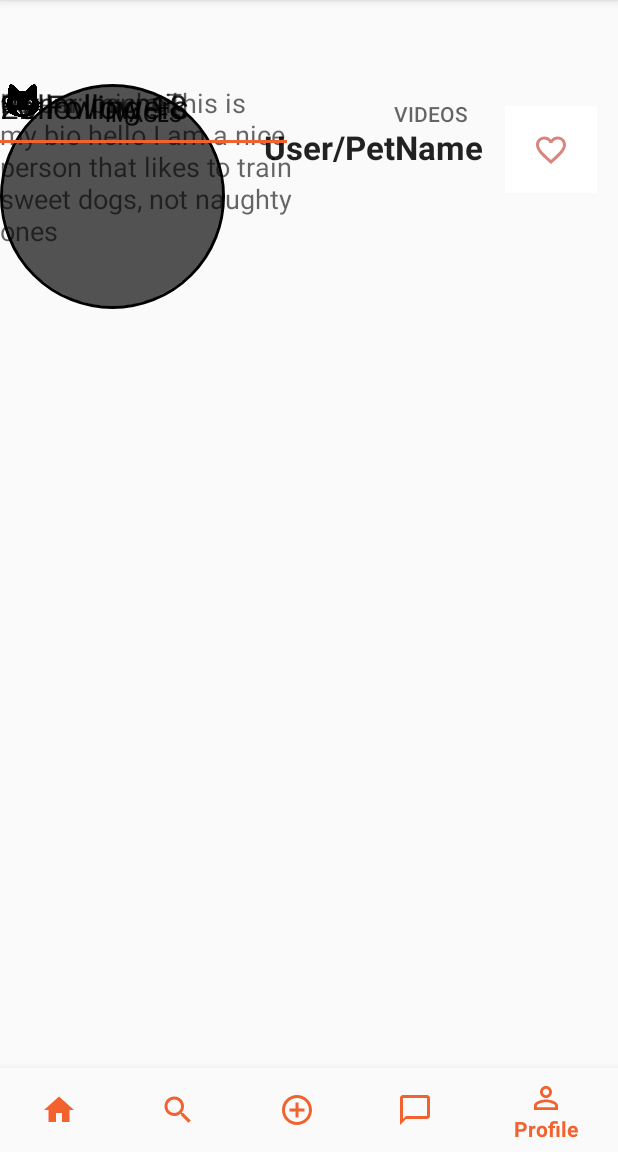
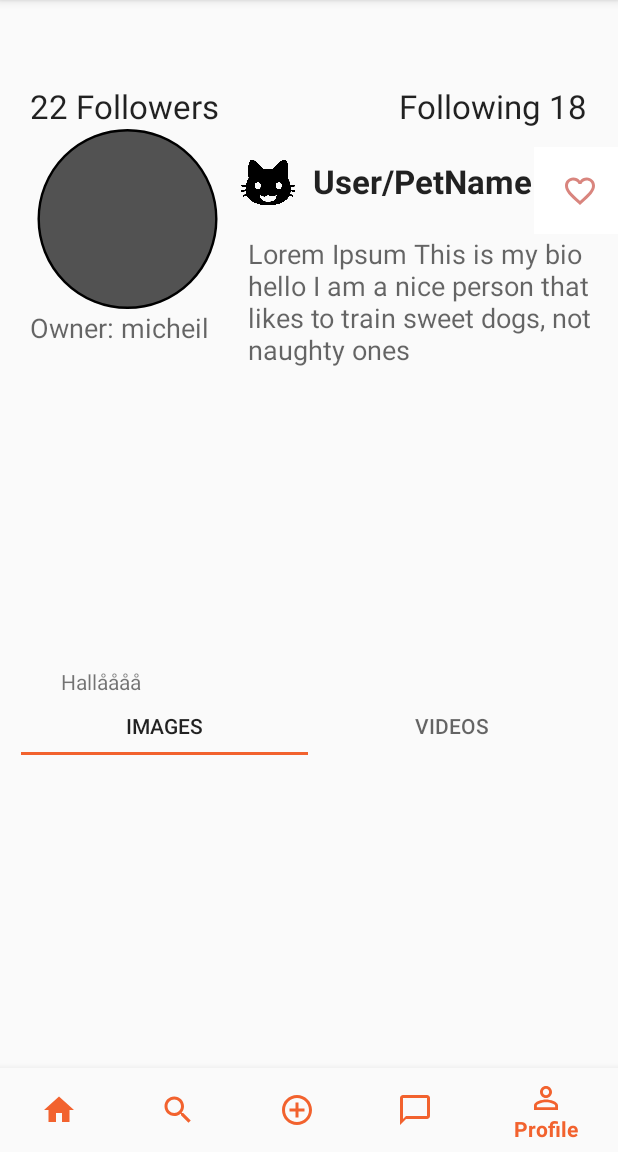
Before and after one commit to alebal14/Trixi, an Android app: the screen it shows after launch (MainActivity), item 5 of the bottom bar chosen, on a phone screen of 412 x 824 dp, the part 84-1236 px from its top. Run offline under Robolectric (Android 15) with nearby library versions, the phone set to English and light mode, and no system bars; libraries missing offline, so code that uses them is left out: com.xwray.groupie; 13 statements that could not run were skipped.

Commit message:
wip profile

```diff
--- a/app/src/main/java/com/example/trixi/ui/profile/ProfileFragment.kt
+++ b/app/src/main/java/com/example/trixi/ui/profile/ProfileFragment.kt
@@ -95,7 +95,7 @@ class ProfileFragment : Fragment() {
         adapter.add(MediaItem())
         adapter.add(MediaItem())
 
-        profile_media_grid.adapter = adapter;
+        gallery_gridView.adapter = adapter;
 
         adapter.apply {
             val gridLayoutManager = GridLayoutManager(
--- a/app/src/main/res/layout/activity_main.xml
+++ b/app/src/main/res/layout/activity_main.xml
@@ -6,11 +6,11 @@
     android:layout_height="match_parent"
     android:paddingTop="?attr/actionBarSize">
 
-   <FrameLayout
-       android:id="@+id/fragment_container"
-       android:layout_width="match_parent"
-       android:layout_height="match_parent"
-       android:layout_above="@id/bottom_nav"></FrameLayout>
+    <FrameLayout
+            android:id="@+id/fragment_container"
+            android:layout_width="match_parent"
+            android:layout_height="675dp"
+            android:layout_above="@id/bottom_nav"></FrameLayout>
 
     <com.google.android.material.bottomnavigation.BottomNavigationView
         android:id="@+id/bottom_nav"
--- a/app/src/main/res/layout/fragment_profile.xml
+++ b/app/src/main/res/layout/fragment_profile.xml
@@ -1,115 +1,188 @@
 <?xml version="1.0" encoding="utf-8"?>
-<androidx.constraintlayout.widget.ConstraintLayout xmlns:android="http://schemas.android.com/apk/res/android"
+<RelativeLayout xmlns:android="http://schemas.android.com/apk/res/android"
         xmlns:app="http://schemas.android.com/apk/res-auto"
-        xmlns:tools="http://schemas.android.com/tools"
         android:layout_width="match_parent"
         android:layout_height="match_parent"
-        tools:context=".ui.profile.ProfileFragment">
+        android:layout_alignParentTop="true">
 
-    <de.hdodenhof.circleimageview.CircleImageView
-            android:id="@+id/user_profile_pic"
+    <RelativeLayout
+            android:id="@+id/relative_layout_1"
+            android:layout_width="wrap_content"
+            android:layout_height="wrap_content">
+
+
+        <LinearLayout
+                android:id="@+id/gallery_image_view"
+                android:layout_width="match_parent"
+                android:layout_height="match_parent"
+
+                android:orientation="vertical"
+                android:weightSum="100">
+
+            <RelativeLayout
+                    android:layout_width="match_parent"
+                    android:layout_height="270dp"
+                    android:layout_weight="40">
+
+            <RelativeLayout
+                    android:layout_width="wrap_content"
+                    android:layout_height="wrap_content">
+
+
+                <LinearLayout
+                        android:layout_width="wrap_content"
+                        android:layout_height="wrap_content"
+                        android:orientation="vertical">
+
+
+                    <ImageView
+                            android:id="@+id/profile_image"
                             android:layout_width="150dp"
                             android:layout_height="150dp"
-            android:src="@drawable/ic_circle_frame"
-            app:civ_border_color="#FF000000"
-            app:civ_border_width="2dp"
-            tools:layout_editor_absoluteX="48dp"
-            tools:layout_editor_absoluteY="83dp" />
+                            android:paddingLeft="20dp"
+                            android:paddingTop="30dp"
+                            android:src="@drawable/ic_circle_frame">
+
+                    </ImageView>
+
+                    <TextView
+                            android:id="@+id/owner_name"
+                            android:layout_width="wrap_content"
+                            android:layout_height="wrap_content"
+                            android:layout_marginLeft="20dp"
+                            android:text="@string/pet_owner"
+                            android:textAppearance="@style/TextAppearance.AppCompat.Medium" />
+
+                </LinearLayout>
+
+
+                <LinearLayout
+                        android:id="@+id/linear_layout_1"
+                        android:layout_width="match_parent"
+                        android:layout_height="104dp"
+                        android:gravity="right">
+
+
+                    <LinearLayout
+                            android:layout_width="251dp"
+                            android:layout_height="101dp"
+                            android:orientation="horizontal">
+
+
+                        <ImageView
+                                android:id="@+id/pet_icon"
+                                android:layout_width="36dp"
+                                android:layout_height="match_parent"
+                                android:contentDescription="@string/icon_of_pet_type"
+                                android:paddingTop="30dp"
+                                app:srcCompat="@drawable/cat_icon" />
 
                         <TextView
                                 android:id="@+id/profile_name"
                                 android:layout_width="147dp"
                                 android:layout_height="45dp"
                                 android:layout_marginStart="12dp"
-            android:layout_marginTop="100dp"
+                                android:layout_marginTop="50dp"
+
                                 android:text="@string/profile_name"
                                 android:textAppearance="@style/TextAppearance.AppCompat.Large"
-            android:textStyle="bold"
-            app:layout_constraintBottom_toTopOf="@+id/user_profile_bio"
-            app:layout_constraintEnd_toStartOf="@+id/heart_follow"
-            app:layout_constraintStart_toEndOf="@+id/user_profile_pic"
-            app:layout_constraintTop_toTopOf="parent" />
+                                android:textStyle="bold" />
+
+                        <ImageButton
+                                android:id="@+id/heart_follow"
+                                android:layout_width="61dp"
+                                android:layout_height="58dp"
+                                android:layout_marginTop="42dp"
+                                android:background="@android:color/white"
+                                android:contentDescription="@string/heart"
+                                android:src="@drawable/ic_heart_empty" />
+
+
+                    </LinearLayout>
+
+
+                </LinearLayout>
+
+                <RelativeLayout
+                        android:layout_width="match_parent"
+                        android:layout_height="229dp">
 
                     <TextView
                             android:id="@+id/user_profile_bio"
-            android:layout_width="208dp"
-            android:layout_height="121dp"
-            android:layout_below="@+id/profile_name"
+                            android:layout_width="237dp"
+                            android:layout_height="119dp"
+                            android:layout_alignParentEnd="true"
+                            android:layout_alignParentBottom="true"
+                            android:layout_centerInParent="true"
+                            android:layout_marginEnd="9dp"
+                            android:layout_marginBottom="9dp"
                             android:text="@string/bio_text"
-            android:textAppearance="@style/TextAppearance.AppCompat.Medium"
-            tools:layout_editor_absoluteX="211dp"
-            tools:layout_editor_absoluteY="145dp" />
+                            android:textAppearance="@style/TextAppearance.AppCompat.Medium" />
+
+
+                </RelativeLayout>
+
+                <RelativeLayout
+                        android:layout_width="wrap_content"
+                        android:layout_height="wrap_content">
+                    android:layout_height="100dp"
+                    android:layout_weight="40">
+
+
+                    <LinearLayout
+                            android:layout_width="wrap_content"
+                            android:layout_height="wrap_content">
+
+                    </LinearLayout>
+                </RelativeLayout>
+
+                <TextView
+                        android:layout_width="wrap_content"
+                        android:layout_height="wrap_content"
+                        android:layout_alignParentEnd="true"
+                        android:layout_alignParentBottom="true"
+                        android:layout_marginEnd="318dp"
+                        android:layout_marginBottom="94dp"
+                        android:text="Hallåååå">
+
+                </TextView>
+
+            </RelativeLayout>
+
+
+                <LinearLayout
+                        android:layout_width="match_parent"
+                        android:layout_height="60dp"
+                        android:gravity="center_horizontal"
+                        android:orientation="horizontal"
+                        android:paddingBottom="20dp">
 
                     <TextView
                             android:id="@+id/profile_followers"
                             android:layout_width="wrap_content"
                             android:layout_height="wrap_content"
+                            android:paddingRight="60dp"
                             android:text="@string/number_of_followers"
-            android:textAppearance="@style/TextAppearance.AppCompat.Large"
-            tools:layout_editor_absoluteX="40dp"
-            tools:layout_editor_absoluteY="296dp" />
+                            android:textAppearance="@style/TextAppearance.AppCompat.Large" />
 
                     <TextView
                             android:id="@+id/profile_following"
                             android:layout_width="wrap_content"
                             android:layout_height="wrap_content"
+                            android:paddingLeft="60dp"
                             android:text="@string/number_of_following"
-            android:textAppearance="@style/TextAppearance.AppCompat.Large"
-            tools:layout_editor_absoluteX="242dp"
-            tools:layout_editor_absoluteY="296dp" />
+                            android:textAppearance="@style/TextAppearance.AppCompat.Large" />
+                </LinearLayout>
 
-    <ImageButton
-            android:id="@+id/heart_follow"
-            android:layout_width="61dp"
-            android:layout_height="58dp"
-            android:layout_marginTop="87dp"
-            android:background="@android:color/white"
-            android:contentDescription="@string/heart"
-            android:layout_toTheRightOf="@+id/profile_name"
-            app:layout_constraintBottom_toTopOf="@+id/user_profile_bio"
-            app:layout_constraintEnd_toEndOf="parent"
-            app:layout_constraintStart_toEndOf="@+id/profile_name"
-            app:layout_constraintTop_toTopOf="parent"
-            app:srcCompat="@drawable/ic_heart_empty" />
 
-    <androidx.constraintlayout.widget.Guideline
-            android:id="@+id/guideline"
-            android:layout_width="wrap_content"
-            android:layout_height="wrap_content"
-            android:orientation="horizontal"
-            app:layout_constraintGuide_begin="60dp" />
+            </RelativeLayout>
 
-    <androidx.constraintlayout.widget.Guideline
-            android:id="@+id/guideline2"
-            android:layout_width="wrap_content"
-            android:layout_height="wrap_content"
-            android:orientation="horizontal"
-            app:layout_constraintGuide_begin="340dp" />
-
-    <ImageView
-            android:id="@+id/pet_icon"
-            android:layout_width="30dp"
-            android:layout_height="22dp"
-            android:contentDescription="@string/icon_of_pet_type"
-            app:srcCompat="@drawable/cat_icon"
-            tools:layout_editor_absoluteX="30dp"
-            tools:layout_editor_absoluteY="245dp" />
-
-    <TextView
-            android:id="@+id/owner_name"
-            android:layout_width="wrap_content"
-            android:layout_height="wrap_content"
-            android:text="@string/pet_owner"
-            android:textAppearance="@style/TextAppearance.AppCompat.Medium"
-            tools:layout_editor_absoluteX="70dp"
-            tools:layout_editor_absoluteY="245dp" />
 
             <com.google.android.material.tabs.TabLayout
                     android:id="@+id/pics_videos_tab"
                     android:layout_width="383dp"
                     android:layout_height="39dp"
-            tools:layout_editor_absoluteX="12dp"
-            tools:layout_editor_absoluteY="349dp">
+                    android:layout_gravity="center">
 
                 <com.google.android.material.tabs.TabItem
                         android:id="@+id/pics_tab"
@@ -125,12 +198,22 @@
 
             </com.google.android.material.tabs.TabLayout>
 
+
             <androidx.recyclerview.widget.RecyclerView
-            android:id="@+id/profile_media_grid"
-            android:layout_width="361dp"
-            android:layout_height="304dp"
-            tools:layout_editor_absoluteX="25dp"
-            tools:layout_editor_absoluteY="408dp" />
+                    android:id="@+id/gallery_gridView"
+                    android:layout_width="match_parent"
+                    android:layout_height="0dp"
+                    android:layout_marginTop="1dp"
+                    android:layout_weight="40"
+                    android:gravity="center"
+                    android:horizontalSpacing="1dp"
+                    android:numColumns="5"
+                    android:stretchMode="none"
+                    android:verticalSpacing="1dp">
 
+            </androidx.recyclerview.widget.RecyclerView>
 
-</androidx.constraintlayout.widget.ConstraintLayout>
+        </LinearLayout>
+
+    </RelativeLayout>
+</RelativeLayout>
```
Also changed, not shown: app/src/main/res/layout/fragment_profile_test.xml (deleted, +0 -219 lines). Lines whose indentation alone changed are shown as unchanged.
